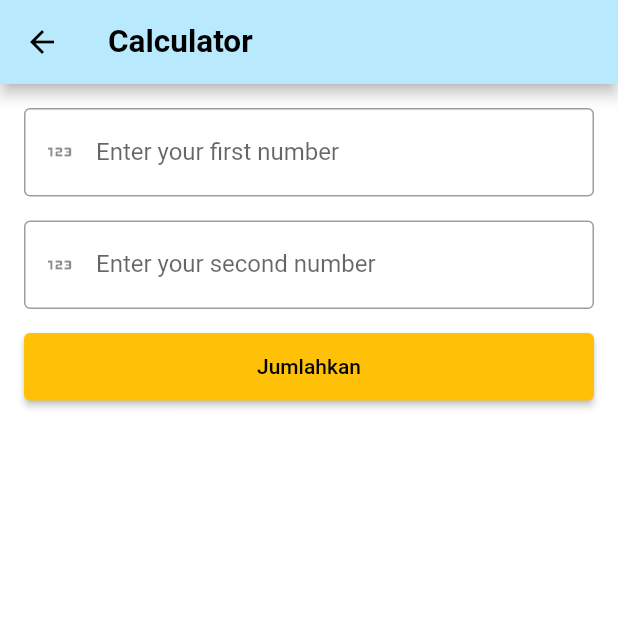
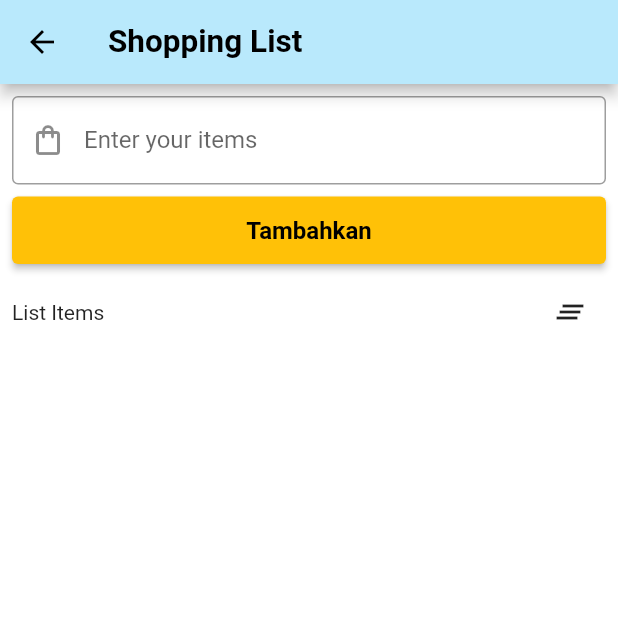
Before and after one commit to ridhooctanio/KI_Flutter_2023, a Flutter app: the screen it shows after launch, on a phone screen of 412 x 824 dp, the top half of it. Run offline on Flutter 3.47's test engine with Material 2 defaults, Android fonts, the phone set to English and light mode, and no system bars.

Commit message:
learning week 7
Pembelajaran apa yang baru?
Penambahan Shopping List Screen

```diff
--- /dev/null
+++ b/lib/example/shopping_list_screen.dart
@@ -0,0 +1,111 @@
+import 'package:flutter/material.dart';
+
+class ShoppingListScreen extends StatefulWidget {
+  const ShoppingListScreen({super.key});
+
+  @override
+  State<ShoppingListScreen> createState() => _ShoppingListScreenState();
+}
+
+class _ShoppingListScreenState extends State<ShoppingListScreen> {
+  final controller = TextEditingController();
+  List<String> shopItems = [];
+
+  @override
+  Widget build(BuildContext context) {
+    return Scaffold(
+      appBar: AppBar(
+        title: const Text('Shopping List'),
+      ),
+      body: Column(
+        children: [
+          Container(
+            margin: const EdgeInsets.all(8),
+            child: TextField(
+              controller: controller,
+              decoration: const InputDecoration(
+                border: OutlineInputBorder(),
+                labelText: 'Enter your items',
+                hintText: 'Fill here',
+                prefixIcon: Icon(Icons.shopping_bag_outlined),
+              ),
+            ),
+          ),
+          Container(
+            width: double.infinity,
+            height: 45,
+            margin: const EdgeInsets.symmetric(horizontal: 8),
+            child: ElevatedButton(
+              onPressed: () => add(controller.text),
+              child: const Text(
+                'Tambahkan',
+                style: TextStyle(
+                  fontSize: 16,
+                  fontWeight: FontWeight.bold,
+                ),
+              ),
+            ),
+          ),
+          Container(
+            margin: const EdgeInsets.all(8),
+            child: Row(
+              children: [
+                const Expanded(child: Text('List Items')),
+                IconButton(
+                  onPressed: () => delete(),
+                  icon: const Icon(Icons.clear_all_outlined),
+                ),
+              ],
+            ),
+          ),
+          Expanded(
+            child: ListView.builder(
+              itemCount: shopItems.length,
+              itemBuilder: (context, index) {
+                final item = shopItems[index];
+                return ListTile(
+                  title: Text(item),
+                  trailing: IconButton(
+                    onPressed: () => delete(idx: index),
+                    icon: const Icon(Icons.delete_outline),
+                  ),
+                );
+              },
+            ),
+          ),
+        ],
+      ),
+    );
+  }
+
+  void add(String item) {
+    if (item.isEmpty) {
+      showAlert(message: 'Please fill item first');
+    } else {
+      setState(() {
+        shopItems.add(item);
+      });
+    }
+  }
+
+  void delete({int? idx}) {
+    if (idx != null) {
+      setState(() {
+        shopItems.removeAt(idx);
+      });
+    } else {
+      setState(() {
+        shopItems.clear();
+      });
+    }
+  }
+
+  void showAlert({required String message}) {
+    ScaffoldMessenger.of(context).showSnackBar(
+      SnackBar(
+        content: Text(message),
+        duration: const Duration(seconds: 3),
+      ),
+    );
+  }
+}
--- a/lib/main.dart
+++ b/lib/main.dart
@@ -13,6 +13,7 @@ import 'package:ki_flutter_2023/example/list+style_screen.dart';
 import 'package:ki_flutter_2023/example/list_view_screen.dart';
 import 'package:ki_flutter_2023/example/null_aware_screen.dart';
 import 'package:ki_flutter_2023/example/row_screen.dart';
+import 'package:ki_flutter_2023/example/shopping_list_screen.dart';
 
 void main() {
   runApp(const MyApp());
@@ -44,7 +45,7 @@ class MyApp extends StatelessWidget {
         floatingActionButtonTheme: darkTheme.floatingActionButtonTheme,
       ),
       debugShowCheckedModeBanner: false,
-      initialRoute: '/calculator',
+      initialRoute: '/shopping',
       routes: {
         '/': (context) => const MyHomePage(title: 'Teks Title'),
         '/column': (context) => const ColumnScreen(),
@@ -59,7 +60,8 @@ class MyApp extends StatelessWidget {
         '/gridView': (context) => const GridScreen(),
         '/listWithStyle': (context) => const ListWithStyleScreen(),
         '/safetyNull': (context) => NullAwareScreen(),
-        '/calculator': (context) => CalculatorScreen(),
+        '/calculator': (context) => const CalculatorScreen(),
+        '/shopping': (context) => const ShoppingListScreen(),
       },
     );
   }
```
Also changed, not shown: lib/example/calculator_screen.dart (+113 -5 lines).
